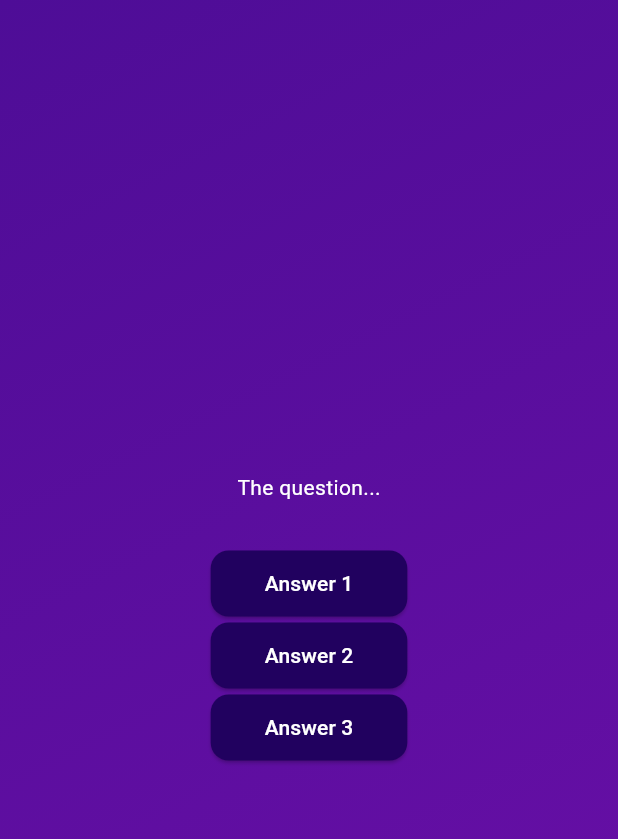
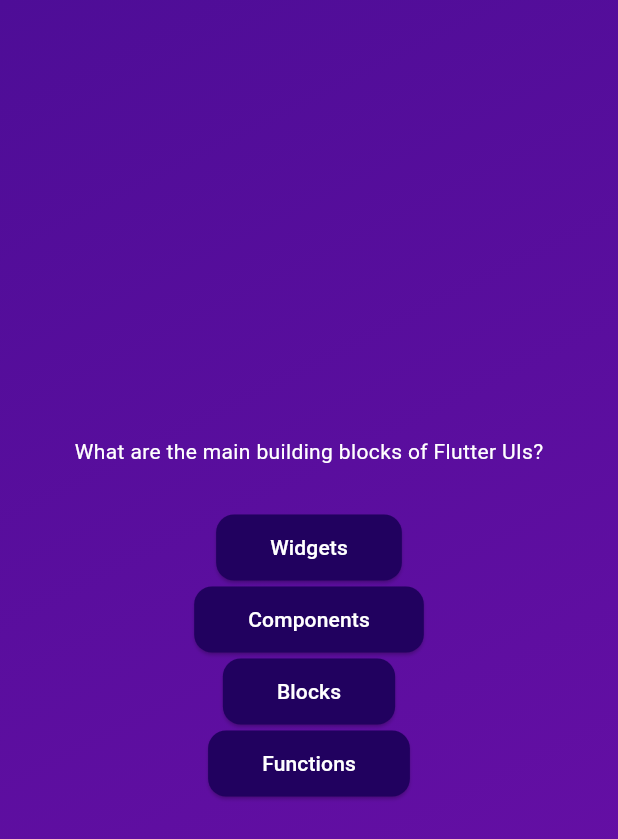
Before and after one commit to auri-gabriel/quiz_app, a Flutter app: the screen it shows after launch, after a tap on "Start Quiz!", on a phone screen of 412 x 824 dp. Shown: the top 839 px of the screen. Run offline on Flutter 3.47's test engine with Material 3 defaults, Android fonts, the phone set to English and light mode, and no system bars.

Commit message:
Update QuestionsScreen to display the current question and its answer options dynamically

```diff
--- a/lib/questions_screen.dart
+++ b/lib/questions_screen.dart
@@ -1,5 +1,6 @@
 import 'package:flutter/material.dart';
 import 'package:quiz_app/answer_button.dart';
+import 'package:quiz_app/data/questions.dart';
 
 class QuestionsScreen extends StatefulWidget {
   const QuestionsScreen({super.key});
@@ -13,16 +14,18 @@ class QuestionsScreen extends StatefulWidget {
 class _QuestionsScreenState extends State<QuestionsScreen> {
   @override
   Widget build(BuildContext context) {
+    final currentQuestion = questions[0];
+
     return SizedBox(
       width: double.infinity,
       child: Column(
         mainAxisAlignment: MainAxisAlignment.center,
         children: [
-          Text('The question...', style: TextStyle(color: Colors.white)),
+          Text(currentQuestion.text, style: TextStyle(color: Colors.white)),
           SizedBox(height: 30),
-          AnswerButton(answerText: 'Answer 1', onTap: () {}),
-          AnswerButton(answerText: 'Answer 2', onTap: () {}),
-          AnswerButton(answerText: 'Answer 3', onTap: () {}),
+          ...currentQuestion.answers.map((answer) {
+            return AnswerButton(answerText: answer, onTap: () {});
+          }),
         ],
       ),
     );
```
